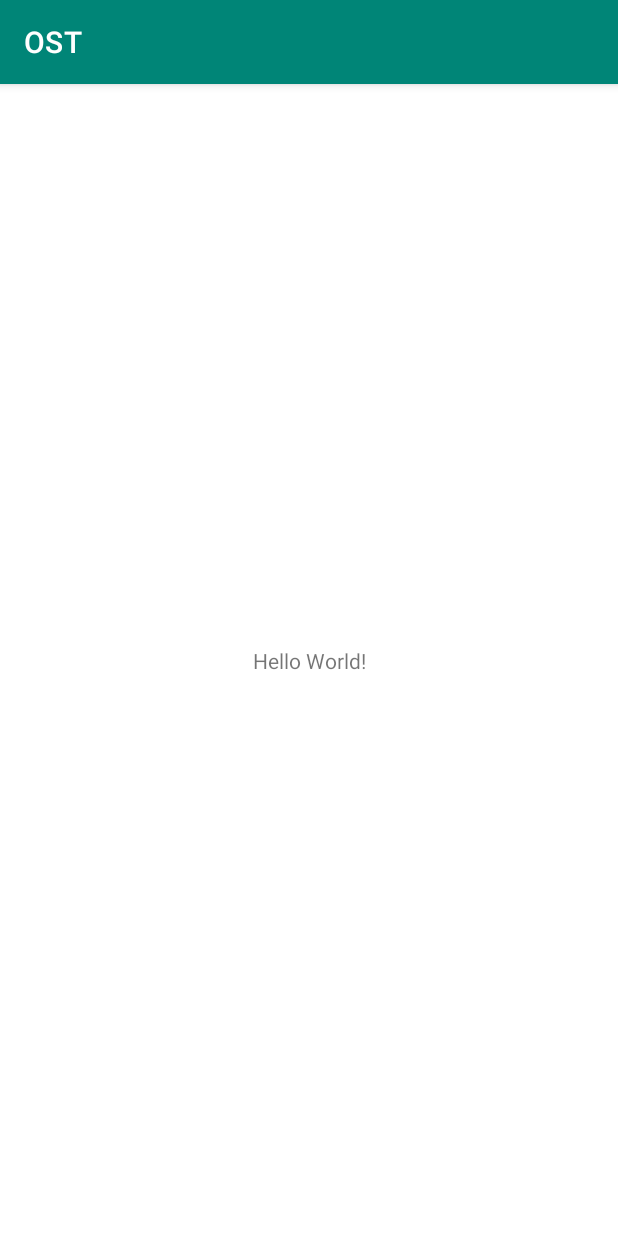
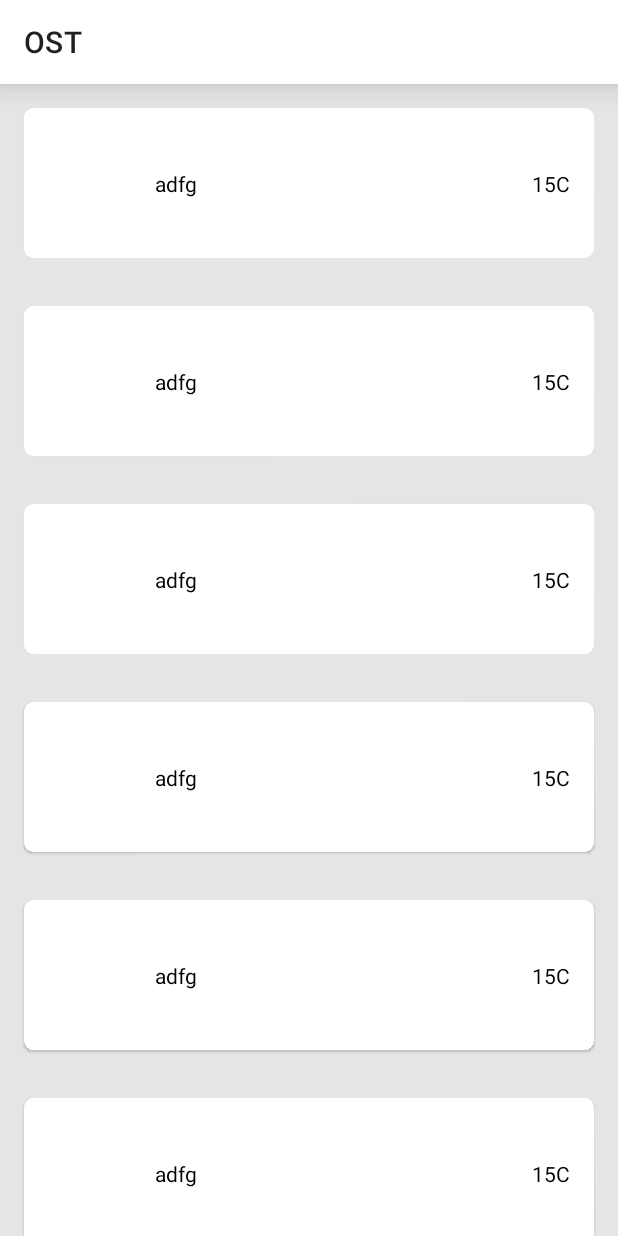
Before and after one commit to AhmedDroid/OST, an Android app: the screen it shows after launch (MainActivity), on a phone screen of 412 x 824 dp. Run offline under Robolectric (Android 15) with nearby library versions, the phone set to English and light mode, and no system bars.

Commit message:
9abet el 2asas bel UI

```diff
--- a/app/build.gradle
+++ b/app/build.gradle
@@ -12,7 +12,7 @@ android {
     buildToolsVersion "29.0.2"
     defaultConfig {
         applicationId "com.ahmedroid.ost"
-        minSdkVersion 21
+        minSdkVersion 23
         targetSdkVersion 29
         versionCode 1
         versionName "1.0"
@@ -39,6 +39,9 @@ dependencies {
 
     implementation 'com.squareup.retrofit2:retrofit:2.7.0'
     implementation 'com.squareup.retrofit2:converter-gson:2.7.0'
+    implementation 'com.squareup.retrofit2:converter-gson:2.7.0'
+    implementation 'com.github.bumptech.glide:glide:4.10.0'
+    annotationProcessor 'com.github.bumptech.glide:compiler:4.10.0'
 
     implementation "io.reactivex.rxjava2:rxandroid:2.1.1"
 
--- a/app/src/main/AndroidManifest.xml
+++ b/app/src/main/AndroidManifest.xml
@@ -9,7 +9,7 @@
         android:roundIcon="@mipmap/ic_launcher_round"
         android:supportsRtl="true"
         android:theme="@style/AppTheme">
-        <activity android:name=".MainActivity">
+        <activity android:name=".MainActivity" android:label="@string/app_name">
             <intent-filter>
                 <action android:name="android.intent.action.MAIN" />
 
--- a/app/src/main/java/com/ahmedroid/ost/MainActivity.kt
+++ b/app/src/main/java/com/ahmedroid/ost/MainActivity.kt
@@ -2,11 +2,18 @@ package com.ahmedroid.ost
 
 import androidx.appcompat.app.AppCompatActivity
 import android.os.Bundle
+import androidx.recyclerview.widget.LinearLayoutManager
+import kotlinx.android.synthetic.main.activity_main.*
 
 class MainActivity : AppCompatActivity() {
-
+    // //?key=&q=amman&num_of_days=2&tp=3&format=json
     override fun onCreate(savedInstanceState: Bundle?) {
         super.onCreate(savedInstanceState)
         setContentView(R.layout.activity_main)
+        setSupportActionBar(mainActivityToolbar)
+
+        mainActivityRecyclerView.layoutManager =
+            LinearLayoutManager(this, LinearLayoutManager.VERTICAL, false)
+        mainActivityRecyclerView.adapter = WeatherAdapter()
     }
 }
--- /dev/null
+++ b/app/src/main/java/com/ahmedroid/ost/WeatherAdapter.kt
@@ -0,0 +1,29 @@
+package com.ahmedroid.ost
+
+import android.view.LayoutInflater
+import android.view.View
+import android.view.ViewGroup
+import androidx.recyclerview.widget.RecyclerView
+
+class WeatherAdapter : RecyclerView.Adapter<WeatherAdapter.WeatherViewHolder>() {
+
+    override fun onCreateViewHolder(parent: ViewGroup, viewType: Int): WeatherViewHolder =
+        WeatherViewHolder(
+            LayoutInflater.from(parent.context).inflate(
+                R.layout.layout_weather_item,
+                parent,
+                false
+            )
+        )
+
+    override fun getItemCount(): Int = 100
+
+    override fun onBindViewHolder(holder: WeatherViewHolder, position: Int) {
+
+    }
+
+
+    inner class WeatherViewHolder(itemView: View) : RecyclerView.ViewHolder(itemView) {
+
+    }
+}
--- a/app/src/main/res/layout/activity_main.xml
+++ b/app/src/main/res/layout/activity_main.xml
@@ -4,15 +4,28 @@
     xmlns:tools="http://schemas.android.com/tools"
     android:layout_width="match_parent"
     android:layout_height="match_parent"
+    android:background="@color/backgroundColor"
     tools:context=".MainActivity">
 
-    <TextView
-        android:layout_width="wrap_content"
+    <androidx.appcompat.widget.Toolbar
+        android:id="@+id/mainActivityToolbar"
+        android:layout_width="match_parent"
         android:layout_height="wrap_content"
-        android:text="Hello World!"
-        app:layout_constraintBottom_toBottomOf="parent"
-        app:layout_constraintLeft_toLeftOf="parent"
-        app:layout_constraintRight_toRightOf="parent"
+        android:elevation="12dp"
+        android:background="@color/colorPrimary"
         app:layout_constraintTop_toTopOf="parent" />
 
+    <androidx.swiperefreshlayout.widget.SwipeRefreshLayout
+        android:layout_width="match_parent"
+        android:layout_height="0dp"
+        app:layout_constraintBottom_toBottomOf="parent"
+        app:layout_constraintTop_toBottomOf="@+id/mainActivityToolbar">
+
+        <androidx.recyclerview.widget.RecyclerView
+            android:id="@+id/mainActivityRecyclerView"
+            android:layout_width="match_parent"
+            android:layout_height="match_parent" />
+
+    </androidx.swiperefreshlayout.widget.SwipeRefreshLayout>
+
 </androidx.constraintlayout.widget.ConstraintLayout>
--- /dev/null
+++ b/app/src/main/res/layout/layout_weather_item.xml
@@ -0,0 +1,54 @@
+<?xml version="1.0" encoding="utf-8"?>
+<com.google.android.material.card.MaterialCardView xmlns:android="http://schemas.android.com/apk/res/android"
+    xmlns:app="http://schemas.android.com/apk/res-auto"
+    xmlns:tools="http://schemas.android.com/tools"
+    android:layout_width="match_parent"
+    android:elevation="6dp"
+    app:cardCornerRadius="6dp"
+    android:layout_margin="16dp"
+    android:background="@android:color/white"
+    android:layout_height="100dp">
+
+    <androidx.constraintlayout.widget.ConstraintLayout
+        android:layout_width="match_parent"
+        android:layout_height="match_parent"
+        android:padding="16dp">
+
+        <androidx.appcompat.widget.AppCompatImageView
+            android:id="@+id/weatherImageView"
+            android:layout_width="55dp"
+            android:layout_height="55dp"
+            app:layout_constraintBottom_toBottomOf="parent"
+            app:layout_constraintStart_toStartOf="parent"
+            app:layout_constraintTop_toTopOf="parent" />
+
+        <androidx.appcompat.widget.AppCompatTextView
+            android:id="@+id/weatherCityTextView"
+            android:layout_width="wrap_content"
+            android:layout_height="wrap_content"
+            android:layout_marginStart="16dp"
+            android:layout_marginEnd="16dp"
+            android:text="adfg"
+            android:textColor="@android:color/primary_text_light"
+            app:layout_constraintBottom_toBottomOf="parent"
+            app:layout_constraintEnd_toStartOf="@+id/weatherTempTextView"
+            app:layout_constraintHorizontal_bias="0.0"
+            app:layout_constraintStart_toEndOf="@+id/weatherImageView"
+            app:layout_constraintTop_toBottomOf="parent"
+            app:layout_constraintTop_toTopOf="parent"
+            app:layout_constraintVertical_bias="0.5"
+            tools:text="Amman" />
+
+        <androidx.appcompat.widget.AppCompatTextView
+            android:id="@+id/weatherTempTextView"
+            android:layout_width="wrap_content"
+            android:layout_height="wrap_content"
+            android:text="15C"
+            android:textColor="@android:color/primary_text_light"
+            app:layout_constraintBottom_toBottomOf="parent"
+            app:layout_constraintEnd_toEndOf="parent"
+            app:layout_constraintTop_toTopOf="parent"
+            tools:text="Amman" />
+    </androidx.constraintlayout.widget.ConstraintLayout>
+
+</com.google.android.material.card.MaterialCardView>
--- a/app/src/main/res/values/colors.xml
+++ b/app/src/main/res/values/colors.xml
@@ -1,6 +1,7 @@
 <?xml version="1.0" encoding="utf-8"?>
 <resources>
-    <color name="colorPrimary">#008577</color>
-    <color name="colorPrimaryDark">#00574B</color>
+    <color name="colorPrimary">#FFFFFF</color>
+    <color name="colorPrimaryDark">#FFFFFF</color>
     <color name="colorAccent">#D81B60</color>
+    <color name="backgroundColor">#E5E5E5</color>
 </resources>
--- a/app/src/main/res/values/styles.xml
+++ b/app/src/main/res/values/styles.xml
@@ -1,11 +1,12 @@
 <resources>
 
     <!-- Base application theme. -->
-    <style name="AppTheme" parent="Theme.MaterialComponents.Light.DarkActionBar">
+    <style name="AppTheme" parent="Theme.MaterialComponents.Light.NoActionBar">
         <!-- Customize your theme here. -->
         <item name="colorPrimary">@color/colorPrimary</item>
         <item name="colorPrimaryDark">@color/colorPrimaryDark</item>
         <item name="colorAccent">@color/colorAccent</item>
+        <item name="android:windowLightStatusBar">true</item>
     </style>
 
 </resources>
--- a/gradle.properties
+++ b/gradle.properties
@@ -19,3 +19,6 @@ android.useAndroidX=true
 android.enableJetifier=true
 # Kotlin code style for this project: "official" or "obsolete":
 kotlin.code.style=official
+
+BASE_URL = http://api.worldweatheronline.com/premium/v1/weather.ashx
+API_KEY = fbbc35dce5f14ba9af2173008192412
```
